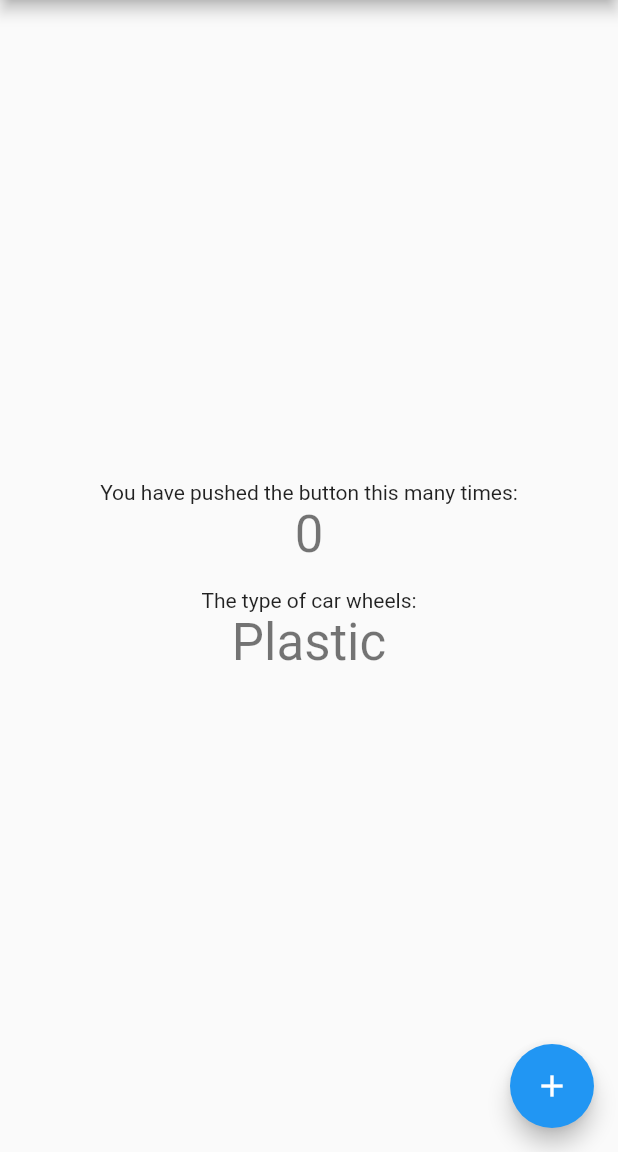
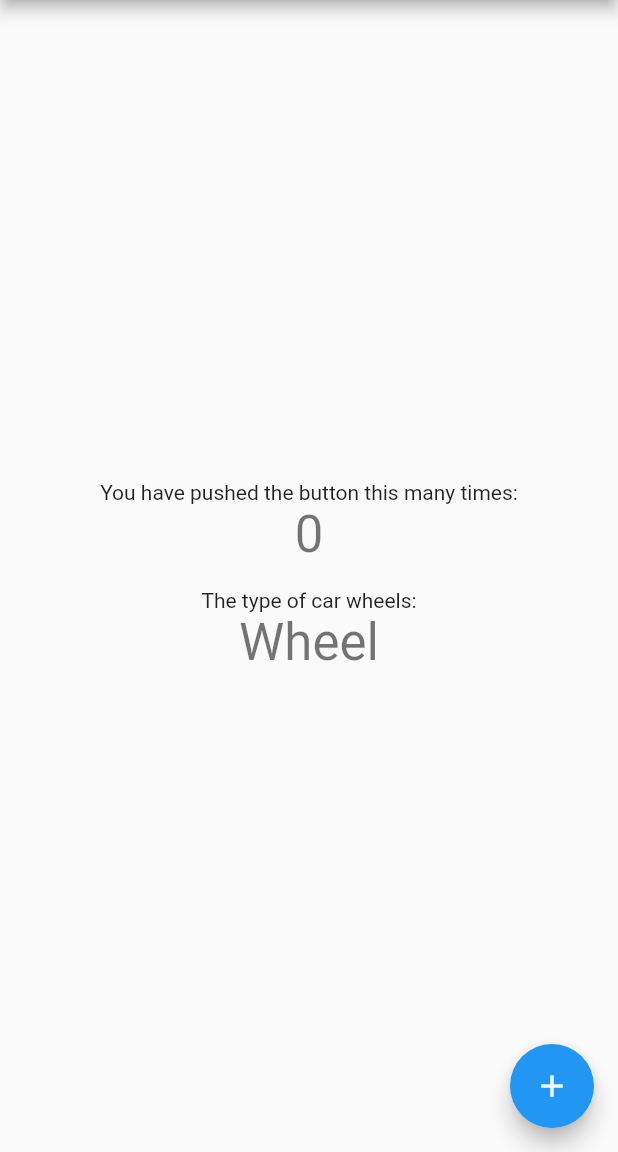
Before and after one commit to Andrious/dependency_injection_example, a Flutter app: the screen it shows after launch, on a phone screen of 412 x 824 dp, the part 84-1236 px from its top. Run offline on Flutter 3.47's test engine with Material 2 defaults, Android fonts, the phone set to English and light mode, and no system bars; our stand-ins replace get_it; missing offline and left inert: mockito.

Commit message:
1.1.0 Changes to export files

```diff
--- a/lib/src/controller.dart
+++ b/lib/src/controller.dart
@@ -4,15 +4,15 @@ export 'package:dependencyinjection/src/controller/home_page_controller.dart';
 export 'package:dependencyinjection/src/controller/car.dart';
 
 /// The original and intended class designated for production.
-//export 'package:dependencyinjection/src/controller/wheel.dart';
+export 'package:dependencyinjection/src/controller/wheel.dart';
 
 export 'package:dependencyinjection/src/controller/injector.dart';
 
-/// Who knows. Could be one as a 'mock' class.
+/// Who knows. Could be one for specific testing.
 //export 'package:dependencyinjection/src/controller/steel_wheel.dart';
 
-/// Who knows. Could be one for specific testing.
-export 'package:dependencyinjection/src/controller/plastic_wheel.dart';
+/// Who knows. Could be one as a 'mock' class.
+//export 'package:dependencyinjection/src/controller/plastic_wheel.dart';
 
 /// This is an interesting one.
 //export 'package:dependencyinjection/src/controller/other_wheel.dart';
--- a/pubspec.yaml
+++ b/pubspec.yaml
@@ -15,7 +15,7 @@ publish_to: 'none' # Remove this line if you wish to publish to pub.dev
 # In iOS, build-name is used as CFBundleShortVersionString while build-number used as CFBundleVersion.
 # Read more about iOS versioning at
 # https://developer.apple.com/library/archive/documentation/General/Reference/InfoPlistKeyReference/Articles/CoreFoundationKeys.html
-version: 1.0.0
+version: 1.1.0
 
 environment:
   sdk: ">=2.7.0 <3.0.0"
```
Also changed, not shown: 1 other file.
